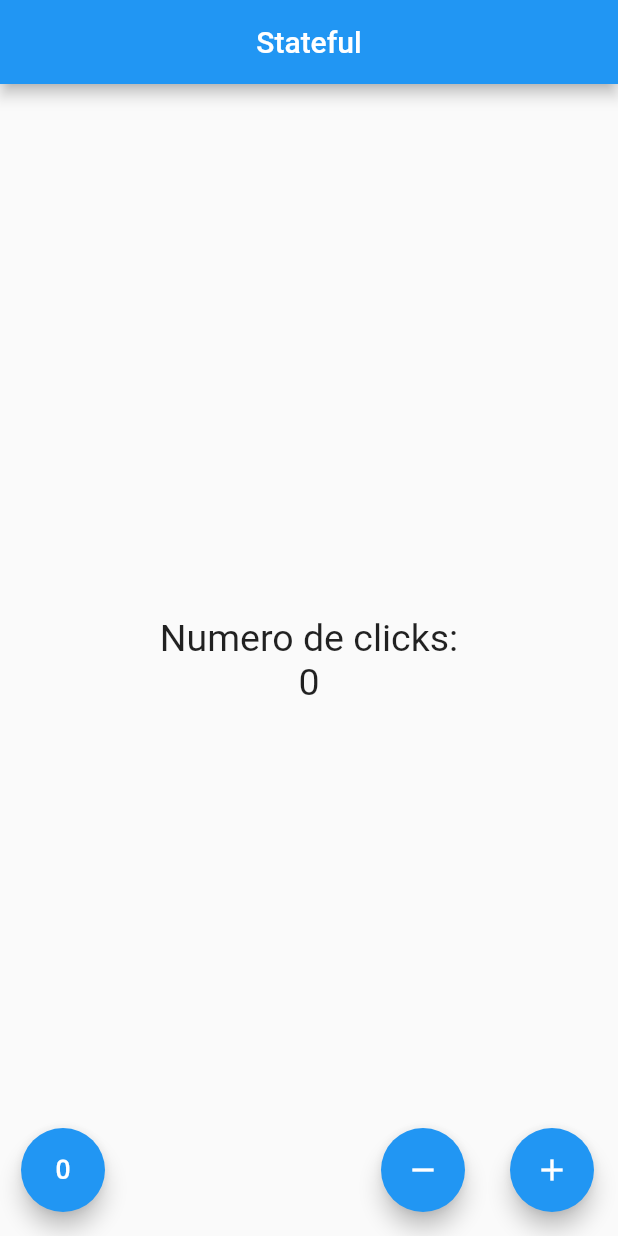
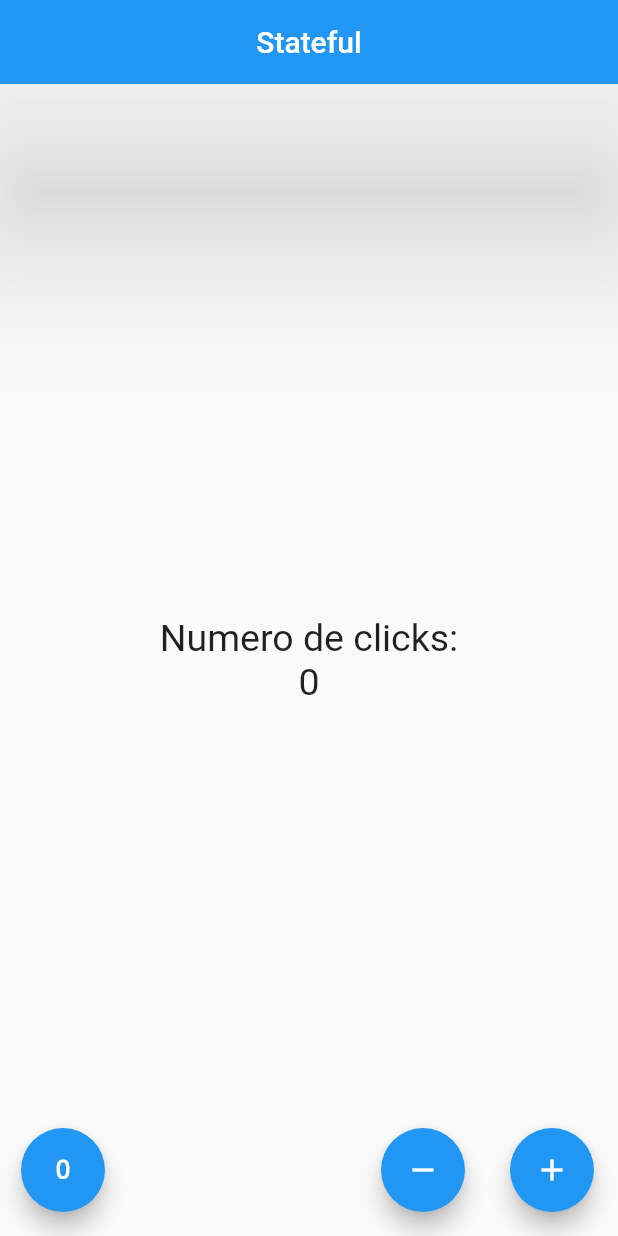
Before and after one commit to sberdonces1996/proyect_flutter, a Flutter app: the screen it shows after launch, on a phone screen of 412 x 824 dp. Run offline on Flutter 3.47's test engine with Material 2 defaults, Android fonts, the phone set to English and light mode, and no system bars.

Commit message:
aplicacion finalizada

```diff
--- a/lib/src/pages/contador_page.dart
+++ b/lib/src/pages/contador_page.dart
@@ -15,6 +15,7 @@ class _ContadorPageState extends State<ContadorPage> {
         appBar: AppBar(
           title: Text('Stateful'),
           centerTitle: true,
+          elevation: 50.0,
         ),
         body: Center(
             child: Column(
```
